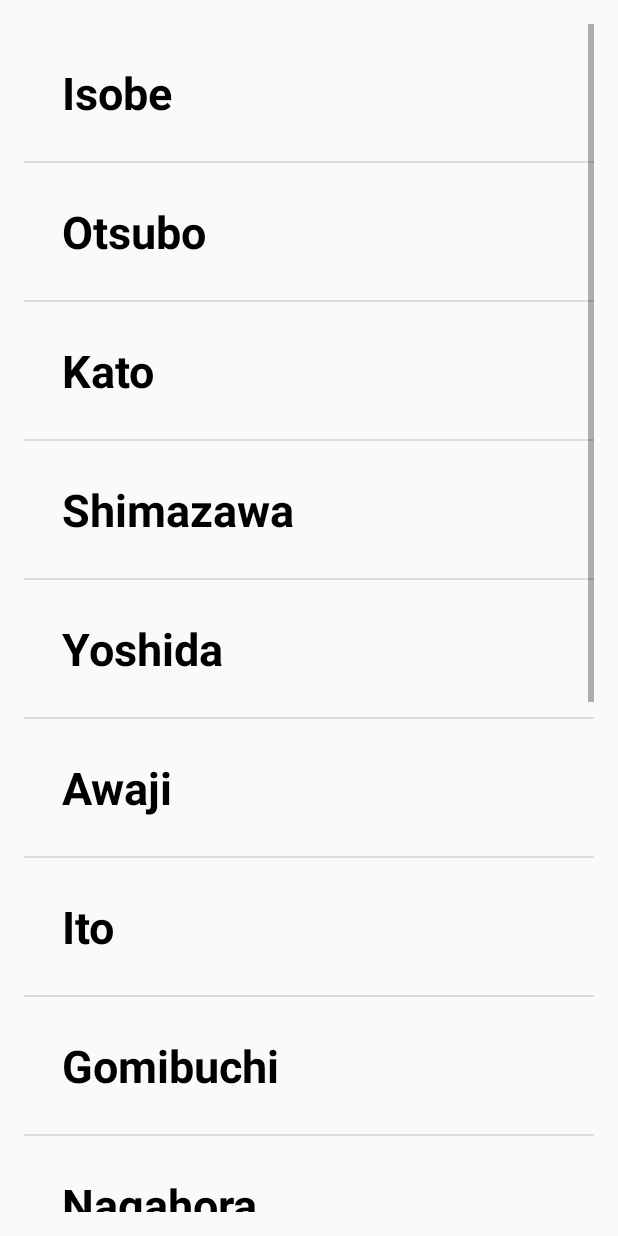
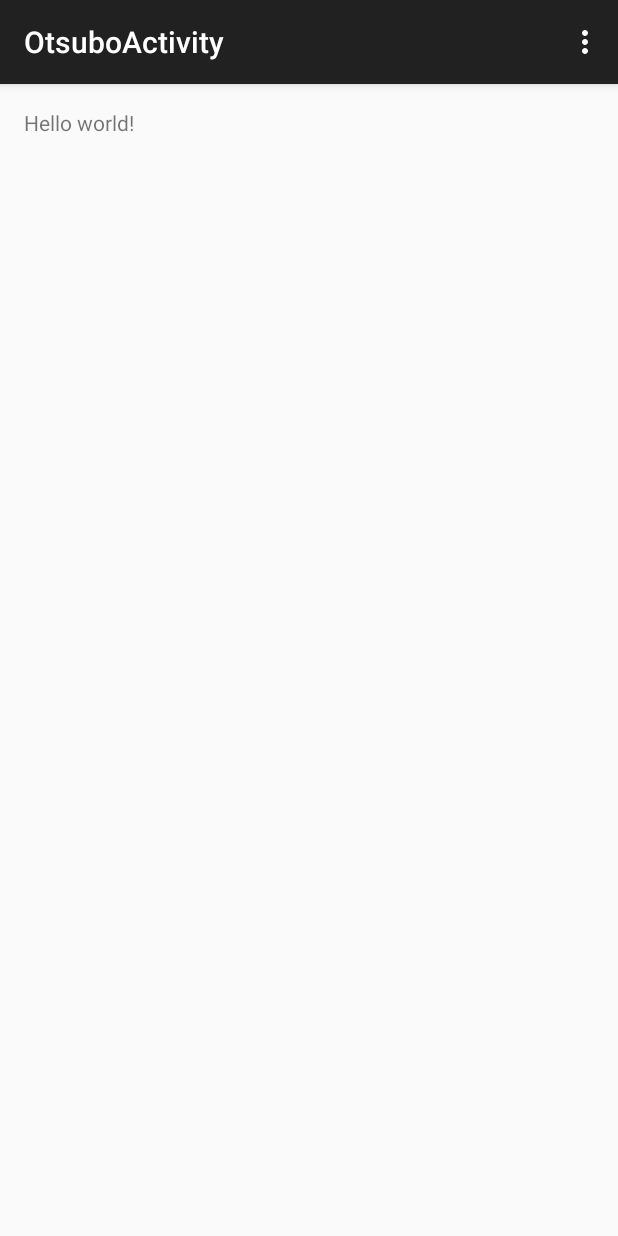
Before and after one commit to kwbt-mrokj/TeamDevelopTest03, an Android app: the screen it shows after launch (MainActivity before the commit, OtsuboActivity after it), after a tap on "Otsubo", on a phone screen of 412 x 824 dp. Run offline under Robolectric (Android 15) with nearby library versions, the phone set to English and light mode, and no system bars.

Commit message:
add OtsuboActivity
Activityを追加しました。

```diff
--- /dev/null
+++ b/app/src/main/java/com/example/kawabata/studysqlite_listviewfor0526/OtsuboActivity.java
@@ -0,0 +1,38 @@
+package com.example.kawabata.studysqlite_listviewfor0526;
+
+import android.support.v7.app.ActionBarActivity;
+import android.os.Bundle;
+import android.view.Menu;
+import android.view.MenuItem;
+
+
+public class OtsuboActivity extends ActionBarActivity {
+
+    @Override
+    protected void onCreate(Bundle savedInstanceState) {
+        super.onCreate(savedInstanceState);
+        setContentView(R.layout.activity_otsubo);
+    }
+
+    @Override
+    public boolean onCreateOptionsMenu(Menu menu) {
+        // Inflate the menu; this adds items to the action bar if it is present.
+        getMenuInflater().inflate(R.menu.menu_otsubo, menu);
+        return true;
+    }
+
+    @Override
+    public boolean onOptionsItemSelected(MenuItem item) {
+        // Handle action bar item clicks here. The action bar will
+        // automatically handle clicks on the Home/Up button, so long
+        // as you specify a parent activity in AndroidManifest.xml.
+        int id = item.getItemId();
+
+        //noinspection SimplifiableIfStatement
+        if (id == R.id.action_settings) {
+            return true;
+        }
+
+        return super.onOptionsItemSelected(item);
+    }
+}
--- /dev/null
+++ b/app/src/main/res/layout/activity_otsubo.xml
@@ -0,0 +1,12 @@
+<RelativeLayout xmlns:android="http://schemas.android.com/apk/res/android"
+    xmlns:tools="http://schemas.android.com/tools" android:layout_width="match_parent"
+    android:layout_height="match_parent" android:paddingLeft="@dimen/activity_horizontal_margin"
+    android:paddingRight="@dimen/activity_horizontal_margin"
+    android:paddingTop="@dimen/activity_vertical_margin"
+    android:paddingBottom="@dimen/activity_vertical_margin"
+    tools:context="com.example.kawabata.studysqlite_listviewfor0526.OtsuboActivity">
+
+    <TextView android:text="@string/hello_world" android:layout_width="wrap_content"
+        android:layout_height="wrap_content" />
+
+</RelativeLayout>
--- /dev/null
+++ b/app/src/main/res/menu/menu_otsubo.xml
@@ -0,0 +1,7 @@
+<menu xmlns:android="http://schemas.android.com/apk/res/android"
+    xmlns:app="http://schemas.android.com/apk/res-auto"
+    xmlns:tools="http://schemas.android.com/tools"
+    tools:context="com.example.kawabata.studysqlite_listviewfor0526.OtsuboActivity">
+    <item android:id="@+id/action_settings" android:title="@string/action_settings"
+        android:orderInCategory="100" app:showAsAction="never" />
+</menu>
--- a/app/src/main/res/values/strings.xml
+++ b/app/src/main/res/values/strings.xml
@@ -7,4 +7,5 @@
     <string name="title_activity_test">TestActivity</string>
     <string name="title_activity_kawa_test">KawaTestActivity</string>
     <string name="title_activity_isobe">IsobeActivity</string>
+    <string name="title_activity_otsubo">OtsuboActivity</string>
 </resources>
```
Also changed, not shown: app/src/main/AndroidManifest.xml (+10 -0 lines).
